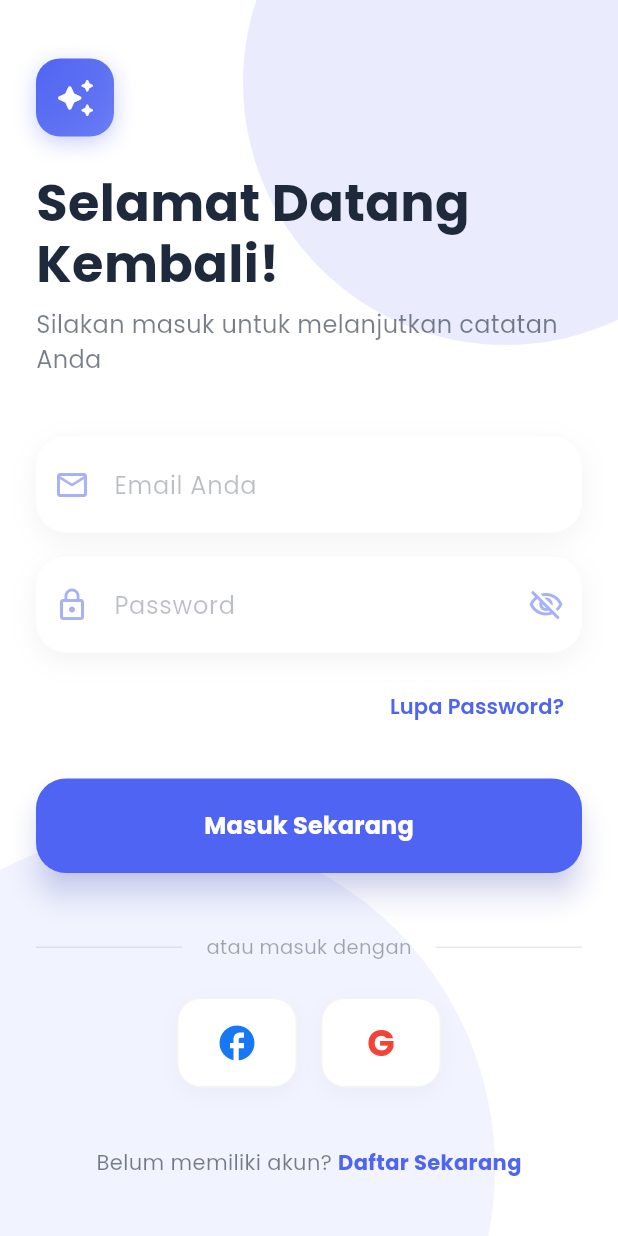
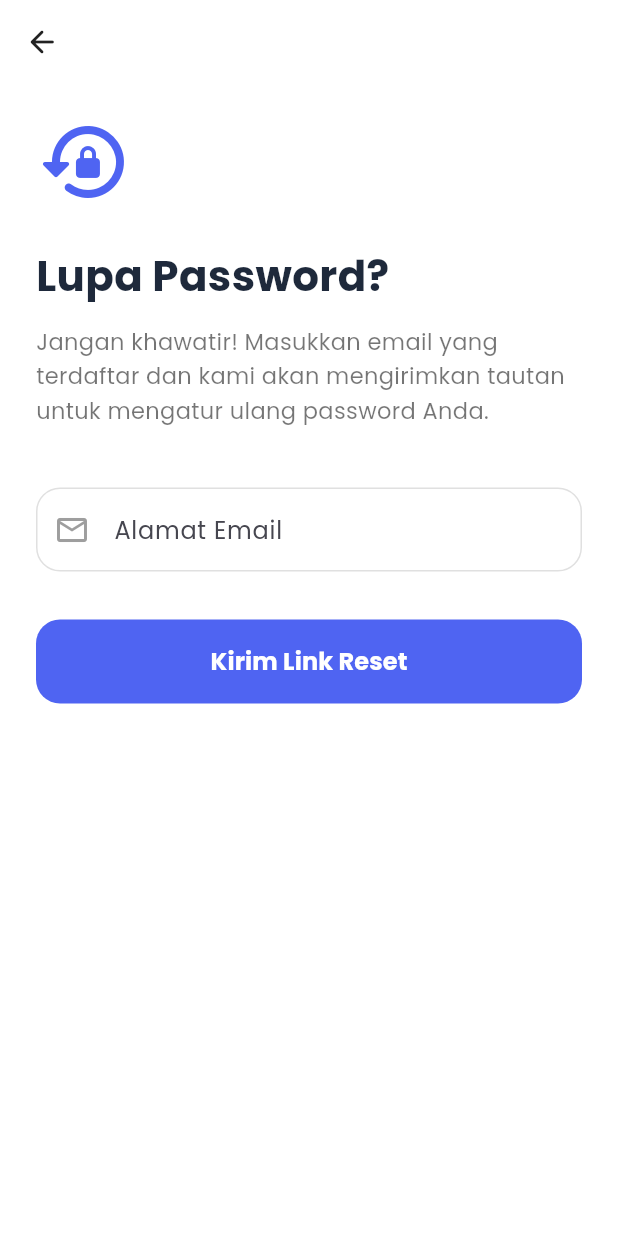
Before and after one commit to VinzSatoru/smart_notes_ai, a Flutter app: the screen it shows after launch, after a tap on "Lupa Password?", on a phone screen of 412 x 824 dp. Run offline on Flutter 3.47's test engine with Material 3 defaults, Android fonts, the phone set to English and light mode, and no system bars; our stand-ins replace animate_do, avatar_glow, dartz, equatable, flutter_bloc, flutter_dotenv and 6 more; missing offline and left inert: flutter_quill, mailer, record.

Commit message:
feat: AI regenerate button, fix LLaMA translation, add PocketBase forgot password UI

```diff
--- a/smart_notes_ai/lib/features/auth/data/datasources/auth_remote_data_source.dart
+++ b/smart_notes_ai/lib/features/auth/data/datasources/auth_remote_data_source.dart
@@ -6,6 +6,7 @@ abstract class AuthRemoteDataSource {
   Future<RecordModel> register(String name, String email, String password, String passwordConfirm);
   Future<void> logout();
   Future<RecordModel?> getCurrentUser();
+  Future<void> requestPasswordReset(String email);
 }
 
 class AuthRemoteDataSourceImpl implements AuthRemoteDataSource {
@@ -46,4 +47,9 @@ class AuthRemoteDataSourceImpl implements AuthRemoteDataSource {
     }
     return null;
   }
+
+  @override
+  Future<void> requestPasswordReset(String email) async {
+    await pbService.pb.collection('users').requestPasswordReset(email);
+  }
 }
--- a/smart_notes_ai/lib/features/auth/data/repositories/auth_repository_impl.dart
+++ b/smart_notes_ai/lib/features/auth/data/repositories/auth_repository_impl.dart
@@ -66,6 +66,22 @@ class AuthRepositoryImpl implements AuthRepository {
     }
   }
 
+  @override
+  Future<Either<Failure, void>> requestPasswordReset(String email) async {
+    try {
+      await remoteDataSource.requestPasswordReset(email);
+      return const Right(null);
+    } on ClientException catch (e) {
+      final msg = e.response['message'];
+      if (msg != null && msg.isNotEmpty) {
+        return Left(ServerFailure(msg));
+      }
+      return const Left(ServerFailure('Gagal mengirim email reset password.'));
+    } catch (e) {
+      return const Left(ServerFailure('Terjadi kesalahan tidak terduga.'));
+    }
+  }
+
   User _mapRecordToUser(RecordModel record) {
     return User(
       id: record.id,
--- a/smart_notes_ai/lib/features/auth/domain/repositories/auth_repository.dart
+++ b/smart_notes_ai/lib/features/auth/domain/repositories/auth_repository.dart
@@ -7,4 +7,5 @@ abstract class AuthRepository {
   Future<Either<Failure, User>> register(String name, String email, String password, String passwordConfirm);
   Future<Either<Failure, void>> logout();
   Future<Either<Failure, User>> getCurrentUser();
+  Future<Either<Failure, void>> requestPasswordReset(String email);
 }
--- /dev/null
+++ b/smart_notes_ai/lib/features/auth/domain/usecases/request_password_reset_usecase.dart
@@ -0,0 +1,13 @@
+import 'package:dartz/dartz.dart';
+import '../../../../core/errors/failures.dart';
+import '../repositories/auth_repository.dart';
+
+class RequestPasswordResetUseCase {
+  final AuthRepository repository;
+
+  RequestPasswordResetUseCase(this.repository);
+
+  Future<Either<Failure, void>> execute(String email) async {
+    return await repository.requestPasswordReset(email);
+  }
+}
--- a/smart_notes_ai/lib/features/auth/presentation/bloc/auth_bloc.dart
+++ b/smart_notes_ai/lib/features/auth/presentation/bloc/auth_bloc.dart
@@ -4,6 +4,7 @@ import '../../domain/usecases/login_usecase.dart';
 import '../../domain/usecases/register_usecase.dart';
 import '../../domain/usecases/logout_usecase.dart';
 import '../../domain/usecases/get_current_user_usecase.dart';
+import '../../domain/usecases/request_password_reset_usecase.dart';
 import 'auth_event.dart';
 import 'auth_state.dart';
 
@@ -14,6 +15,7 @@ class AuthBloc extends Bloc<AuthEvent, AuthState> {
   final RegisterUseCase registerUseCase;
   final LogoutUseCase logoutUseCase;
   final GetCurrentUserUseCase getCurrentUserUseCase;
+  final RequestPasswordResetUseCase requestPasswordResetUseCase;
   final EmailService emailService = EmailService();
 
   AuthBloc({
@@ -21,6 +23,7 @@ class AuthBloc extends Bloc<AuthEvent, AuthState> {
     required this.registerUseCase,
     required this.logoutUseCase,
     required this.getCurrentUserUseCase,
+    required this.requestPasswordResetUseCase,
   }) : super(AuthInitial()) {
     on<LoginRequested>(_onLoginRequested);
     on<RegisterRequested>(_onRegisterRequested);
@@ -28,6 +31,19 @@ class AuthBloc extends Bloc<AuthEvent, AuthState> {
     on<AuthRefreshUserRequested>(_onRefreshUser);
     on<SendOtpRequested>(_onSendOtpRequested);
     on<VerifyOtpRequested>(_onVerifyOtpRequested);
+    on<ForgotPasswordRequested>(_onForgotPasswordRequested);
+  }
+
+  Future<void> _onForgotPasswordRequested(
+    ForgotPasswordRequested event,
+    Emitter<AuthState> emit,
+  ) async {
+    emit(AuthLoading());
+    final result = await requestPasswordResetUseCase.execute(event.email);
+    result.fold(
+      (failure) => emit(AuthError(message: failure.message)),
+      (_) => emit(ForgotPasswordEmailSent()),
+    );
   }
 
   Future<void> _onSendOtpRequested(
--- a/smart_notes_ai/lib/features/auth/presentation/bloc/auth_event.dart
+++ b/smart_notes_ai/lib/features/auth/presentation/bloc/auth_event.dart
@@ -68,3 +68,12 @@ class VerifyOtpRequested extends AuthEvent {
   @override
   List<Object> get props => [inputOtp, expectedOtp, name, email, password, passwordConfirm];
 }
+
+class ForgotPasswordRequested extends AuthEvent {
+  final String email;
+
+  const ForgotPasswordRequested({required this.email});
+
+  @override
+  List<Object> get props => [email];
+}
--- a/smart_notes_ai/lib/features/auth/presentation/bloc/auth_state.dart
+++ b/smart_notes_ai/lib/features/auth/presentation/bloc/auth_state.dart
@@ -40,3 +40,5 @@ class OtpSent extends AuthState {
   @override
   List<Object> get props => [otp];
 }
+
+class ForgotPasswordEmailSent extends AuthState {}
--- /dev/null
+++ b/smart_notes_ai/lib/features/auth/presentation/pages/forgot_password_screen.dart
@@ -0,0 +1,161 @@
+import 'package:flutter/material.dart';
+import 'package:flutter_bloc/flutter_bloc.dart';
+import '../bloc/auth_bloc.dart';
+import '../bloc/auth_event.dart';
+import '../bloc/auth_state.dart';
+
+class ForgotPasswordScreen extends StatefulWidget {
+  const ForgotPasswordScreen({super.key});
+
+  @override
+  State<ForgotPasswordScreen> createState() => _ForgotPasswordScreenState();
+}
+
+class _ForgotPasswordScreenState extends State<ForgotPasswordScreen> {
+  final _emailController = TextEditingController();
+  final _formKey = GlobalKey<FormState>();
+
+  @override
+  void dispose() {
+    _emailController.dispose();
+    super.dispose();
+  }
+
+  void _submit() {
+    if (_formKey.currentState!.validate()) {
+      context.read<AuthBloc>().add(
+        ForgotPasswordRequested(email: _emailController.text.trim()),
+      );
+    }
+  }
+
+  @override
+  Widget build(BuildContext context) {
+    const primaryColor = Color(0xFF4F64F2);
+
+    return Scaffold(
+      backgroundColor: Colors.white,
+      appBar: AppBar(
+        backgroundColor: Colors.white,
+        elevation: 0,
+        leading: IconButton(
+          icon: const Icon(Icons.arrow_back_rounded, color: Colors.black87),
+          onPressed: () => Navigator.pop(context),
+        ),
+      ),
+      body: BlocConsumer<AuthBloc, AuthState>(
+        listener: (context, state) {
+          if (state is AuthError) {
+            ScaffoldMessenger.of(context).showSnackBar(
+              SnackBar(content: Text(state.message), backgroundColor: Colors.red),
+            );
+          } else if (state is ForgotPasswordEmailSent) {
+            ScaffoldMessenger.of(context).showSnackBar(
+              const SnackBar(
+                content: Text('Tautan reset password telah dikirim ke email Anda.'),
+                backgroundColor: Colors.green,
+              ),
+            );
+            Navigator.pop(context);
+          }
+        },
+        builder: (context, state) {
+          return SafeArea(
+            child: SingleChildScrollView(
+              padding: const EdgeInsets.symmetric(horizontal: 24.0, vertical: 20.0),
+              child: Form(
+                key: _formKey,
+                child: Column(
+                  crossAxisAlignment: CrossAxisAlignment.start,
+                  children: [
+                    const Icon(
+                      Icons.lock_reset_rounded,
+                      size: 64,
+                      color: primaryColor,
+                    ),
+                    const SizedBox(height: 24),
+                    const Text(
+                      'Lupa Password?',
+                      style: TextStyle(
+                        fontSize: 28,
+                        fontWeight: FontWeight.bold,
+                        color: Color(0xFF1E293B),
+                      ),
+                    ),
+                    const SizedBox(height: 12),
+                    const Text(
+                      'Jangan khawatir! Masukkan email yang terdaftar dan kami akan mengirimkan tautan untuk mengatur ulang password Anda.',
+                      style: TextStyle(
+                        fontSize: 15,
+                        color: Colors.black54,
+                        height: 1.5,
+                      ),
+                    ),
+                    const SizedBox(height: 40),
+                    TextFormField(
+                      controller: _emailController,
+                      keyboardType: TextInputType.emailAddress,
+                      decoration: InputDecoration(
+                        labelText: 'Alamat Email',
+                        prefixIcon: const Icon(Icons.email_outlined, color: Colors.grey),
+                        border: OutlineInputBorder(
+                          borderRadius: BorderRadius.circular(16),
+                        ),
+                        focusedBorder: OutlineInputBorder(
+                          borderRadius: BorderRadius.circular(16),
+                          borderSide: const BorderSide(color: primaryColor, width: 2),
+                        ),
+                        enabledBorder: OutlineInputBorder(
+                          borderRadius: BorderRadius.circular(16),
+                          borderSide: BorderSide(color: Colors.grey.shade300),
+                        ),
+                      ),
+                      validator: (value) {
+                        if (value == null || value.isEmpty) {
+                          return 'Email tidak boleh kosong';
+                        }
+                        if (!RegExp(r'^[\w-\.]+@([\w-]+\.)+[\w-]{2,4}$').hasMatch(value)) {
+                          return 'Format email tidak valid';
+                        }
+                        return null;
+                      },
+                    ),
+                    const SizedBox(height: 32),
+                    SizedBox(
+                      width: double.infinity,
+                      height: 56,
+                      child: ElevatedButton(
+                        onPressed: state is AuthLoading ? null : _submit,
+                        style: ElevatedButton.styleFrom(
+                          backgroundColor: primaryColor,
+                          shape: RoundedRectangleBorder(
+                            borderRadius: BorderRadius.circular(16),
+                          ),
+                          elevation: 0,
+                        ),
+                        child: state is AuthLoading
+                            ? const SizedBox(
+                                width: 24,
+                                height: 24,
+                                child: CircularProgressIndicator(color: Colors.white, strokeWidth: 2),
+                              )
+                            : const Text(
+                                'Kirim Link Reset',
+                                style: TextStyle(
+                                  fontSize: 16,
+                                  fontWeight: FontWeight.bold,
+                                  color: Colors.white,
+                                ),
+                              ),
+                      ),
+                    ),
+                  ],
+                ),
+              ),
+            ),
+          );
+        },
+      ),
+    );
+  }
+}
--- a/smart_notes_ai/lib/features/auth/presentation/pages/login_screen.dart
+++ b/smart_notes_ai/lib/features/auth/presentation/pages/login_screen.dart
@@ -5,6 +5,7 @@ import '../bloc/auth_bloc.dart';
 import '../bloc/auth_event.dart';
 import '../bloc/auth_state.dart';
 import 'register_screen.dart';
+import 'forgot_password_screen.dart';
 import '../../../notes/presentation/pages/home_screen.dart';
 
 class LoginScreen extends StatefulWidget {
@@ -173,7 +174,12 @@ class _LoginScreenState extends State<LoginScreen> {
                             mainAxisAlignment: MainAxisAlignment.end,
                             children: [
                               TextButton(
-                                onPressed: () {},
+                                onPressed: () {
+                                  Navigator.push(
+                                    context,
+                                    MaterialPageRoute(builder: (context) => const ForgotPasswordScreen()),
+                                  );
+                                },
                                 child: Text(
                                   'Lupa Password?',
                                   style: TextStyle(color: primaryColor, fontWeight: FontWeight.w600),
--- a/smart_notes_ai/lib/injection_container.dart
+++ b/smart_notes_ai/lib/injection_container.dart
@@ -7,6 +7,7 @@ import 'package:smart_notes_ai/features/auth/domain/usecases/login_usecase.dart'
 import 'package:smart_notes_ai/features/auth/domain/usecases/register_usecase.dart';
 import 'package:smart_notes_ai/features/auth/domain/usecases/logout_usecase.dart';
 import 'package:smart_notes_ai/features/auth/domain/usecases/get_current_user_usecase.dart';
+import 'package:smart_notes_ai/features/auth/domain/usecases/request_password_reset_usecase.dart';
 import 'package:smart_notes_ai/features/auth/presentation/bloc/auth_bloc.dart';
 
 import 'package:smart_notes_ai/core/services/audio_recorder_service.dart';
@@ -44,6 +45,7 @@ Future<void> init() async {
       registerUseCase: sl(),
       logoutUseCase: sl(),
       getCurrentUserUseCase: sl(),
+      requestPasswordResetUseCase: sl(),
     ),
   );
 
@@ -52,6 +54,7 @@ Future<void> init() async {
   sl.registerLazySingleton(() => RegisterUseCase(sl()));
   sl.registerLazySingleton(() => LogoutUseCase(sl()));
   sl.registerLazySingleton(() => GetCurrentUserUseCase(sl()));
+  sl.registerLazySingleton(() => RequestPasswordResetUseCase(sl()));
 
   // Repository
   sl.registerLazySingleton<AuthRepository>(
```
Also changed, not shown: smart_notes_ai/lib/features/ai/domain/usecases/process_text_usecase.dart (+7 -2 lines), smart_notes_ai/lib/features/notes/presentation/pages/note_editor_screen.dart (+57 -3 lines), smart_notes_ai/pubspec.lock.
